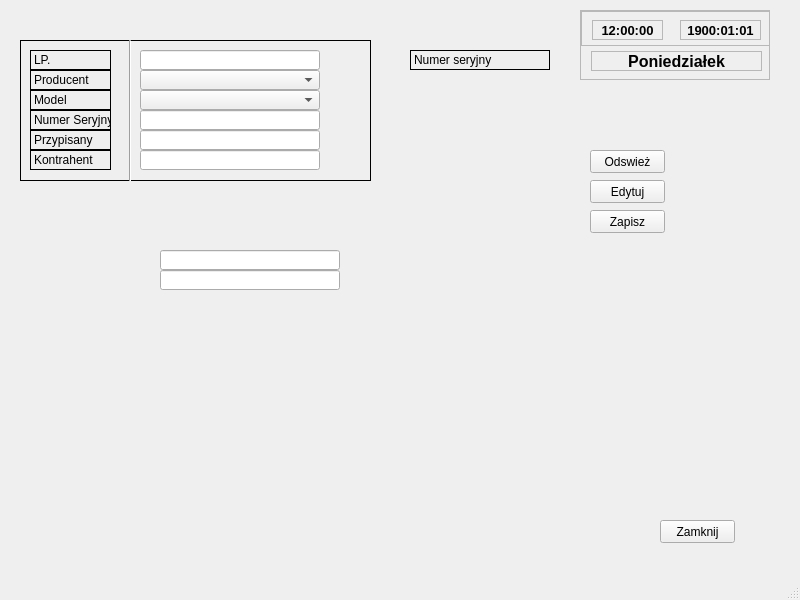
The window that Urzadzenia/urzadzenialistaedytuj.ui (Astropl/OptiBase) describes before a commit, drawn with Qt 5.
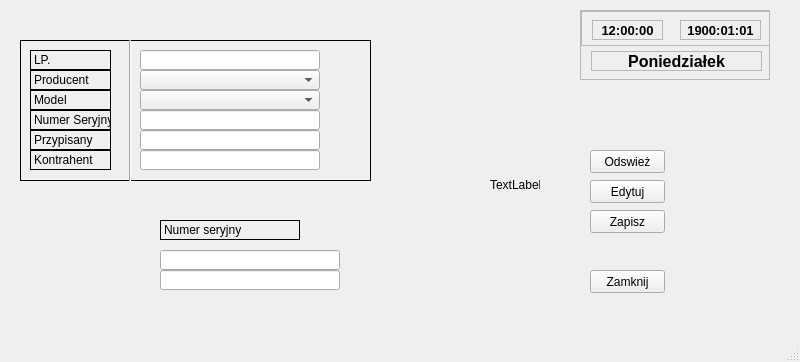
The same window after the commit.

```diff
--- a/Urzadzenia/urzadzenialistaedytuj.ui
+++ b/Urzadzenia/urzadzenialistaedytuj.ui
@@ -7,7 +7,7 @@
     <x>0</x>
     <y>0</y>
     <width>800</width>
-    <height>600</height>
+    <height>362</height>
    </rect>
   </property>
   <property name="windowTitle">
@@ -17,8 +17,8 @@
    <widget class="QPushButton" name="pushButton">
     <property name="geometry">
      <rect>
-      <x>660</x>
-      <y>520</y>
+      <x>590</x>
+      <y>270</y>
       <width>75</width>
       <height>23</height>
      </rect>
@@ -383,8 +383,8 @@
    <widget class="QLabel" name="lblNrsery2">
     <property name="geometry">
      <rect>
-      <x>410</x>
-      <y>50</y>
+      <x>160</x>
+      <y>220</y>
       <width>140</width>
       <height>20</height>
      </rect>
@@ -416,6 +416,19 @@
      </rect>
     </property>
    </widget>
+   <widget class="QLabel" name="lblCheckOkNo">
+    <property name="geometry">
+     <rect>
+      <x>490</x>
+      <y>160</y>
+      <width>50</width>
+      <height>50</height>
+     </rect>
+    </property>
+    <property name="text">
+     <string>TextLabel</string>
+    </property>
+   </widget>
   </widget>
   <widget class="QMenuBar" name="menubar">
    <property name="geometry">
```
